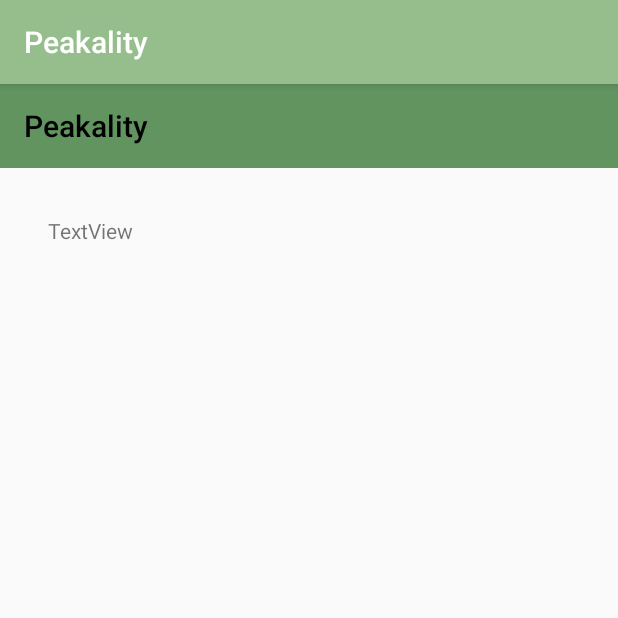
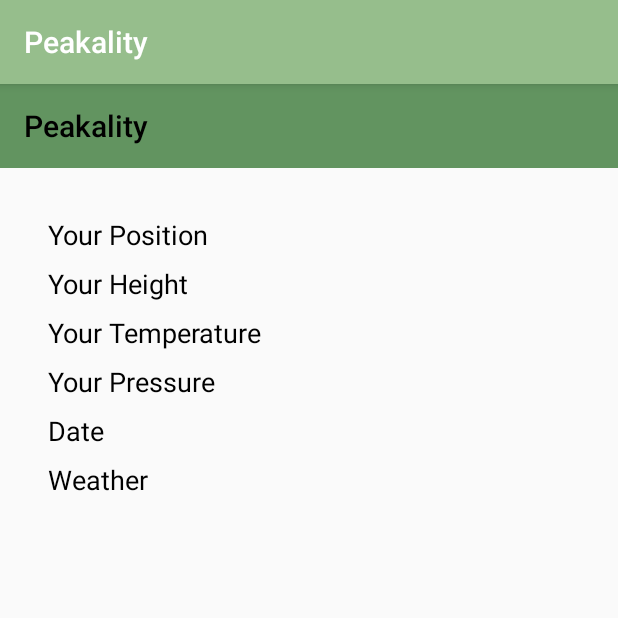
Before and after one commit to SirSoySauce/peakality, an Android app: the ScoreActivity screen opened directly, with no data from a screen before it, on a phone screen of 412 x 824 dp, the top half of it. Run offline under Robolectric (Android 15) with nearby library versions, the phone set to English and light mode, and no system bars.

Commit message:
Added score value lables

```diff
--- a/app/src/main/res/layout/activity_score.xml
+++ b/app/src/main/res/layout/activity_score.xml
@@ -32,27 +32,88 @@
 
         <TableRow
             android:layout_width="match_parent"
-            android:layout_height="match_parent">
+            android:layout_height="match_parent"
+            android:paddingBottom="@dimen/table_row_spacing">
 
             <TextView
                 android:id="@+id/tvPositionLabel"
                 android:layout_width="wrap_content"
                 android:layout_height="wrap_content"
-                android:text="TextView" />
+                android:text="@string/position_label"
+                android:textColor="@color/primaryFontColor"
+                android:textSize="@dimen/main_font_size" />
 
         </TableRow>
 
         <TableRow
             android:layout_width="match_parent"
-            android:layout_height="match_parent" />
+            android:layout_height="match_parent"
+            android:paddingBottom="@dimen/table_row_spacing">
+
+            <TextView
+                android:id="@+id/tvHeightLabel"
+                android:textColor="@color/primaryFontColor"
+                android:layout_width="wrap_content"
+                android:textSize="@dimen/main_font_size"
+                android:layout_height="wrap_content"
+                android:text="@string/altitude_label" />
+        </TableRow>
 
         <TableRow
             android:layout_width="match_parent"
-            android:layout_height="match_parent" />
+            android:layout_height="match_parent"
+            android:paddingBottom="@dimen/table_row_spacing" >
+
+            <TextView
+                android:id="@+id/tvTemperatureLabel"
+                android:textColor="@color/primaryFontColor"
+                android:layout_width="wrap_content"
+                android:textSize="@dimen/main_font_size"
+                android:layout_height="wrap_content"
+                android:text="@string/temperature_label" />
+        </TableRow>
 
         <TableRow
             android:layout_width="match_parent"
-            android:layout_height="match_parent" />
+            android:layout_height="match_parent"
+            android:paddingBottom="@dimen/table_row_spacing" >
+
+            <TextView
+                android:id="@+id/tvPressureLabel"
+                android:textColor="@color/primaryFontColor"
+                android:textSize="@dimen/main_font_size"
+                android:layout_width="wrap_content"
+                android:layout_height="wrap_content"
+                android:text="@string/pressure_label" />
+        </TableRow>
+
+        <TableRow
+            android:layout_width="match_parent"
+            android:layout_height="match_parent"
+            android:paddingBottom="@dimen/table_row_spacing" >
+
+            <TextView
+                android:id="@+id/tvDateLabel"
+                android:textColor="@color/primaryFontColor"
+                android:textSize="@dimen/main_font_size"
+                android:layout_width="wrap_content"
+                android:layout_height="wrap_content"
+                android:text="@string/date_label" />
+        </TableRow>
+
+        <TableRow
+            android:layout_width="match_parent"
+            android:layout_height="match_parent"
+            android:paddingBottom="@dimen/table_row_spacing" >
+
+            <TextView
+                android:id="@+id/tvWeatherLabel"
+                android:textColor="@color/primaryFontColor"
+                android:textSize="@dimen/main_font_size"
+                android:layout_width="wrap_content"
+                android:layout_height="wrap_content"
+                android:text="@string/weather_label" />
+        </TableRow>
     </TableLayout>
 
 </androidx.constraintlayout.widget.ConstraintLayout>
--- a/app/src/main/res/values/dimens.xml
+++ b/app/src/main/res/values/dimens.xml
@@ -1,4 +1,5 @@
 <resources>
     <dimen name="content_margin">32dp</dimen>
     <dimen name="main_font_size">18sp</dimen>
+    <dimen name="table_row_spacing">8dp</dimen>
 </resources>
```
